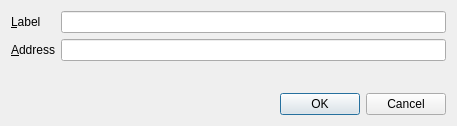
First picture: the form in src/qt/forms/editaddressdialog.ui, repository INTICOIN/INTICOIN, before the edit.
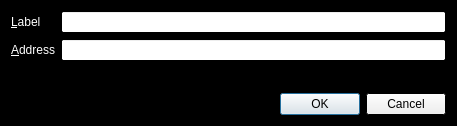
Second picture: the form after the edit.

```diff
--- a/src/qt/forms/editaddressdialog.ui
+++ b/src/qt/forms/editaddressdialog.ui
@@ -10,6 +10,70 @@
     <height>126</height>
    </rect>
   </property>
+  <property name="palette">
+   <palette>
+    <active>
+     <colorrole role="Base">
+      <brush brushstyle="SolidPattern">
+       <color alpha="255">
+        <red>255</red>
+        <green>255</green>
+        <blue>255</blue>
+       </color>
+      </brush>
+     </colorrole>
+     <colorrole role="Window">
+      <brush brushstyle="SolidPattern">
+       <color alpha="255">
+        <red>0</red>
+        <green>0</green>
+        <blue>0</blue>
+       </color>
+      </brush>
+     </colorrole>
+    </active>
+    <inactive>
+     <colorrole role="Base">
+      <brush brushstyle="SolidPattern">
+       <color alpha="255">
+        <red>255</red>
+        <green>255</green>
+        <blue>255</blue>
+       </color>
+      </brush>
+     </colorrole>
+     <colorrole role="Window">
+      <brush brushstyle="SolidPattern">
+       <color alpha="255">
+        <red>0</red>
+        <green>0</green>
+        <blue>0</blue>
+       </color>
+      </brush>
+     </colorrole>
+    </inactive>
+    <disabled>
+     <colorrole role="Base">
+      <brush brushstyle="SolidPattern">
+       <color alpha="255">
+        <red>0</red>
+        <green>0</green>
+        <blue>0</blue>
+       </color>
+      </brush>
+     </colorrole>
+     <colorrole role="Window">
+      <brush brushstyle="SolidPattern">
+       <color alpha="255">
+        <red>0</red>
+        <green>0</green>
+        <blue>0</blue>
+       </color>
+      </brush>
+     </colorrole>
+    </disabled>
+   </palette>
+  </property>
   <property name="windowTitle">
    <string>Edit Address</string>
   </property>
@@ -21,6 +85,43 @@
      </property>
      <item row="0" column="0">
       <widget class="QLabel" name="label">
+       <property name="palette">
+        <palette>
+         <active>
+          <colorrole role="WindowText">
+           <brush brushstyle="SolidPattern">
+            <color alpha="255">
+             <red>255</red>
+             <green>255</green>
+             <blue>255</blue>
+            </color>
+           </brush>
+          </colorrole>
+         </active>
+         <inactive>
+          <colorrole role="WindowText">
+           <brush brushstyle="SolidPattern">
+            <color alpha="255">
+             <red>255</red>
+             <green>255</green>
+             <blue>255</blue>
+            </color>
+           </brush>
+          </colorrole>
+         </inactive>
+         <disabled>
+          <colorrole role="WindowText">
+           <brush brushstyle="SolidPattern">
+            <color alpha="255">
+             <red>120</red>
+             <green>120</green>
+             <blue>120</blue>
+            </color>
+           </brush>
+          </colorrole>
+         </disabled>
+        </palette>
+       </property>
        <property name="text">
         <string>&amp;Label</string>
        </property>
@@ -38,6 +139,43 @@
      </item>
      <item row="1" column="0">
       <widget class="QLabel" name="label_2">
+       <property name="palette">
+        <palette>
+         <active>
+          <colorrole role="WindowText">
+           <brush brushstyle="SolidPattern">
+            <color alpha="255">
+             <red>255</red>
+             <green>255</green>
+             <blue>255</blue>
+            </color>
+           </brush>
+          </colorrole>
+         </active>
+         <inactive>
+          <colorrole role="WindowText">
+           <brush brushstyle="SolidPattern">
+            <color alpha="255">
+             <red>255</red>
+             <green>255</green>
+             <blue>255</blue>
+            </color>
+           </brush>
+          </colorrole>
+         </inactive>
+         <disabled>
+          <colorrole role="WindowText">
+           <brush brushstyle="SolidPattern">
+            <color alpha="255">
+             <red>120</red>
+             <green>120</green>
+             <blue>120</blue>
+            </color>
+           </brush>
+          </colorrole>
+         </disabled>
+        </palette>
+       </property>
        <property name="text">
         <string>&amp;Address</string>
        </property>
```
